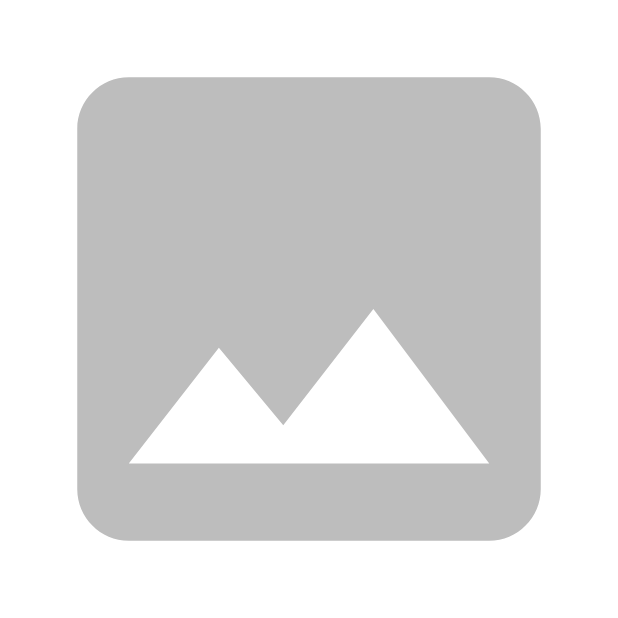
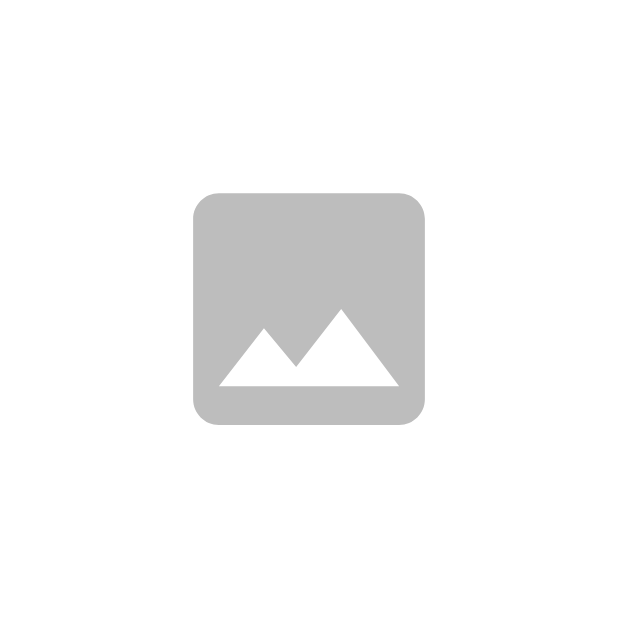
Before and after one commit to krzysztofkub/duder-android-app, an Android app: the EventDetailActivity screen opened directly, with no data from a screen before it, on a phone screen of 412 x 824 dp, the top half of it. Run offline under Robolectric (Android 15) with nearby library versions, the phone set to English and light mode, and no system bars; our stand-ins replace Picasso, RxJava; network calls fail; pictures from the network do not load; 3 statements that could not run were skipped.

Commit message:
small fix of drawable ic_image

```diff
--- a/app/src/main/res/drawable/ic_image_24dp.xml
+++ b/app/src/main/res/drawable/ic_image_24dp.xml
@@ -3,7 +3,13 @@
     android:height="24dp"
     android:viewportWidth="24.0"
     android:viewportHeight="24.0">
-    <path
-        android:fillColor="@color/divider"
-        android:pathData="M21,19V5c0,-1.1 -0.9,-2 -2,-2H5c-1.1,0 -2,0.9 -2,2v14c0,1.1 0.9,2 2,2h14c1.1,0 2,-0.9 2,-2zM8.5,13.5l2.5,3.01L14.5,12l4.5,6H5l3.5,-4.5z" />
+    <group
+        android:pivotX="12"
+        android:pivotY="12"
+        android:scaleX="0.50"
+        android:scaleY="0.50">
+        <path
+            android:fillColor="@color/divider"
+            android:pathData="M21,19V5c0,-1.1 -0.9,-2 -2,-2H5c-1.1,0 -2,0.9 -2,2v14c0,1.1 0.9,2 2,2h14c1.1,0 2,-0.9 2,-2zM8.5,13.5l2.5,3.01L14.5,12l4.5,6H5l3.5,-4.5z" />
+    </group>
 </vector>
```
